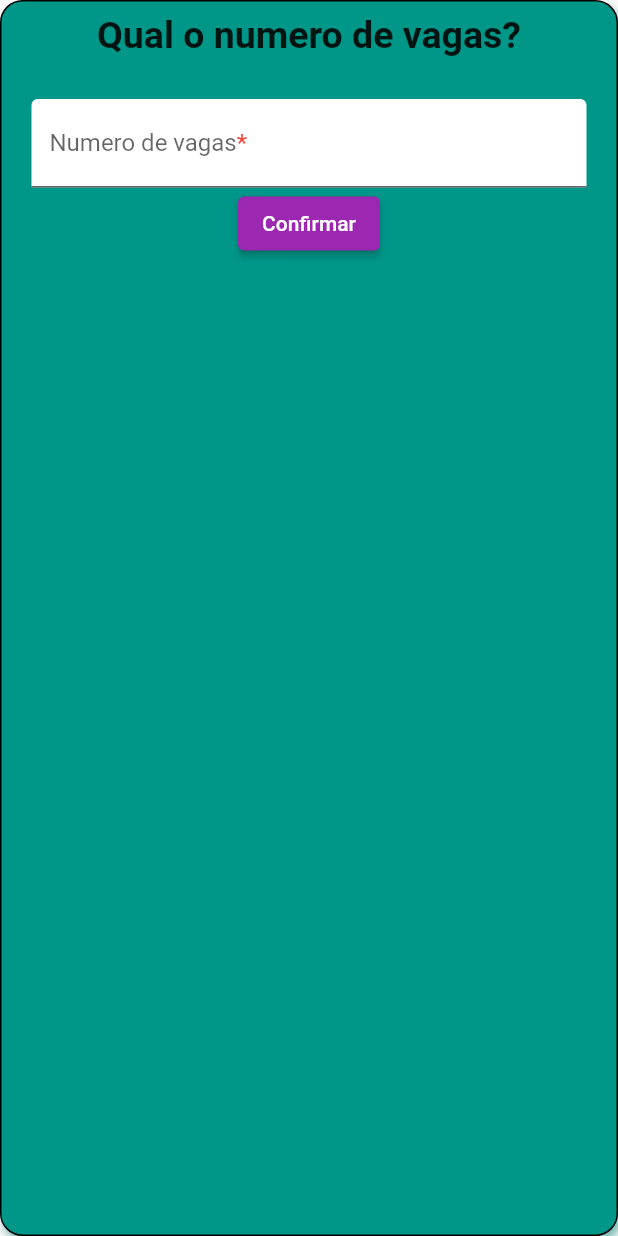
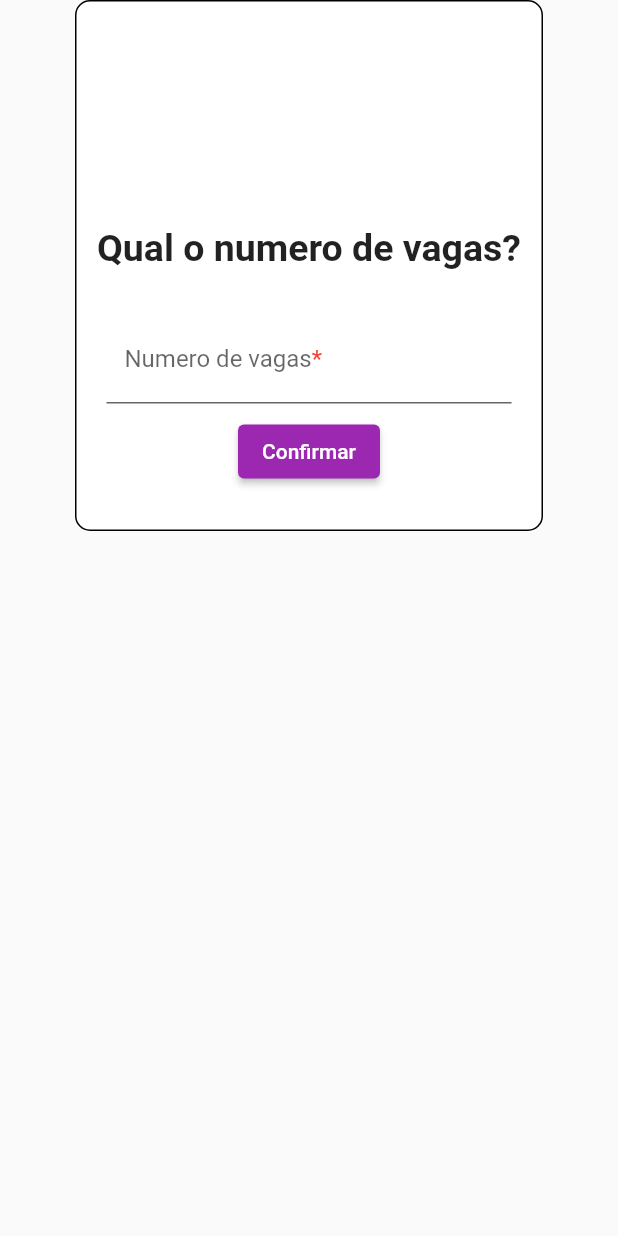
Before and after one commit to Springyclub/Lince_desafio_final, a Flutter app: the InitialScreen widget shown alone on an empty page, opened directly with empty values, on a phone screen of 412 x 824 dp. Run offline on Flutter 3.47's test engine with Material 2 defaults, Android fonts, the phone set to English and light mode, and no system bars; our stand-ins replace image_picker, shared_preferences, sqflite; accounts and stored records are empty.

Commit message:
versão final

```diff
--- a/desafio_final_lince/lib/control/database.dart
+++ b/desafio_final_lince/lib/control/database.dart
@@ -9,6 +9,9 @@ class Vacancy {
 
   /// Vacancy photo
   final String? photo;
+
+  /// Vacancy parked
+  final int parked;
 
   /// Vacancy name driver
   final String nameDriver;
@@ -22,6 +25,12 @@ class Vacancy {
   /// Vacancy date time
   final String dateTime;
 
+  /// Vacancy exitData
+  final String? exitData;
+
+
+  ///
+  final double? valor;
   /// Constructor vacancy
   Vacancy(
       {this.id,
@@ -29,7 +38,10 @@ class Vacancy {
       required this.cardBoard,
       required this.parkingLane,
       required this.dateTime,
-      this.photo});
+      this.photo,
+      required this.parked,
+      this.exitData,
+      this.valor});
 
   /// From map
   factory Vacancy.fromMap(Map<String, dynamic> json) => Vacancy(
@@ -38,7 +50,10 @@ class Vacancy {
       cardBoard: json['cardBoard'],
       parkingLane: json['parkingLane'],
       dateTime: json['dateTime'],
-      photo: json['photo']);
+      photo: json['photo'],
+      parked: json['parked'],
+      exitData: json['exitData'],
+      valor:json['valor']);
 
   /// To map
   Map<String, dynamic> toMap() {
@@ -48,7 +63,10 @@ class Vacancy {
       'cardBoard': cardBoard,
       'parkingLane': parkingLane,
       'dateTime': dateTime,
-      'photo': photo
+      'photo': photo,
+      'parked': parked,
+      'exitData': exitData,
+      'valor' : valor
     };
   }
 }
@@ -67,7 +85,7 @@ class DatabaseHelper {
 
   Future<Database> _initDatabase() async {
     var documentsDirectory = await getApplicationDocumentsDirectory();
-    var path = join(documentsDirectory.path, 'vacan.db');
+    var path = join(documentsDirectory.path, 'vv.db');
     return openDatabase(
       path,
       version: 2,
@@ -77,13 +95,16 @@ class DatabaseHelper {
 
   Future _onCreate(Database db, int version) async {
     await db.execute('''
-      CREATE TABLE ggg(
+      CREATE TABLE vv(
           id INTEGER PRIMARY KEY,
           nameDriver TEXT,
           cardBoard TEXT,
           parkingLane TEXT,
           dateTime TEXT,
-          photo TEXT
+          photo TEXT,
+          parked INTEGER,
+          exitData TEXT,
+          valor REAL
       )
       ''');
   }
@@ -91,7 +112,7 @@ class DatabaseHelper {
   /// Get vacancy
   Future<List<Vacancy>> getVacancies() async {
     var db = await instance.database;
-    var groceries = await db.query('ggg', orderBy: 'id');
+    var groceries = await db.query('vv', orderBy: 'id');
     final groceryList = groceries.isNotEmpty
         ? groceries.map(Vacancy.fromMap).toList()
         : <Vacancy>[];
@@ -101,25 +122,26 @@ class DatabaseHelper {
   /// Add vacancy
   Future<int> add(Vacancy grocery) async {
     final db = await instance.database;
-    return db.insert('ggg', grocery.toMap());
+    return db.insert('vv', grocery.toMap());
   }
 
   /// Remove vacancy
   Future<int> remove(int id) async {
     final db = await instance.database;
-    return db.delete('ggg', where: 'id = ?', whereArgs: [id]);
+    return db.delete('vv', where: 'id = ?', whereArgs: [id]);
   }
 
-  /// Update vacancy
-  Future<int> update(Vacancy grocery) async {
-    var db = await instance.database;
-    return db.update('ggg', grocery.toMap(),
-        where: 'id = ?', whereArgs: [grocery.id]);
+
+  /// Exite date
+  Future<int> removeList(int id, String exitDate, double valor) async {
+    final db = await instance.database;
+    return db.update('vv', {'valor': valor,'parked':0},
+        where: 'id = ?', whereArgs: [id]);
   }
+
   /// Remove vacancy
   Future<void> removeAll(List<Vacancy> list) async {
     final db = await instance.database;
-    await db.delete('ggg');
+    await db.delete('vv');
   }
-
 }
--- a/desafio_final_lince/lib/screen/initial_screen.dart
+++ b/desafio_final_lince/lib/screen/initial_screen.dart
@@ -3,15 +3,17 @@ import 'package:provider/provider.dart';
 
 import '../control/provider.dart';
 import '../control/utils/constants.dart';
-import '../model/decoration_container.dart';
 import '../model/input_text_form.dart';
 
+/// class initial screen
 class InitialScreen extends StatelessWidget {
+  /// Constructor initial screen
   const InitialScreen({
     super.key,
     required this.state,
   });
 
+  /// My screen state
   final MyScreenState state;
 
   ///numero de vagas
@@ -22,29 +24,41 @@ class InitialScreen extends StatelessWidget {
       child: Consumer<MyScreenState>(
         builder: (_, state, __) {
           return Material(
+            color: const Color.fromARGB(0, 0, 0, 0),
+            child: Padding(
+              padding: const EdgeInsets.only(right: 50,left: 50),
               child: Container(
-              decoration: decorationContainer(),
+                decoration: BoxDecoration(
+                  borderRadius: BorderRadius.circular(10),
+                  color: Colors.white,
+                  border: Border.all(width: 1),
+                ),
+                child: SingleChildScrollView(
                   child: Form(
                     key: formKey,
+                    child: Padding(
+                      padding: const EdgeInsets.only(top: 150),
                       child: Column(
-                  mainAxisAlignment: MainAxisAlignment.start,
-                  crossAxisAlignment: CrossAxisAlignment.center,
                         children: const [
-                    Padding(
-                      padding: EdgeInsets.all(8.0),
-                      child: Text(
+                          Text(
                             'Qual o numero de vagas?',
                             style: TextStyle(
+                              overflow: TextOverflow.clip,
                               fontWeight: FontWeight.bold,
                               fontSize: 25,
                             ),
-                      ),
+                            maxLines: 1,
+                            softWrap: false,
+                            overflow: TextOverflow. fade,
                           ),
                           Padding(
                             padding: EdgeInsets.all(20),
                             child: Widget1(),
                           ),
                         ],
+                      ),
+                    ),
+                  ),
                 ),
               ),
             ),
@@ -67,6 +81,8 @@ class Widget1 extends StatelessWidget {
     return Column(
       children: [
         Center(
+          child: Padding(
+            padding: const EdgeInsets.only(top: 10),
             child: TextFormField(
               controller: state.controller,
               validator: (value) {
@@ -79,15 +95,22 @@ class Widget1 extends StatelessWidget {
               decoration: inputDecorationTextForm('Numero de vagas'),
             ),
           ),
-        ElevatedButton(
+        ),
+        Padding(
+          padding: const EdgeInsets.all(8.0),
+          child: ElevatedButton(
             onPressed: () async {
               if (formKey.currentState!.validate()) {
+                if( int.parse(state.controller.text) < state.lenght){
+                  return null;
+                }
                 await state.numberVacancies();
                 // ignore: use_build_context_synchronously
-              Navigator.pop(context, true);
+                Navigator.pop(context);
               }
             },
             child: const Text('Confirmar'),
+          ),
         ),
       ],
     );
```
Also changed, not shown: desafio_final_lince/lib/control/provider.dart (+29 -12 lines), desafio_final_lince/lib/screen/form_screen.dart (+2 -8 lines), desafio_final_lince/lib/screen/home_page.dart (+19 -9 lines). Lines whose indentation alone changed are shown as unchanged.
